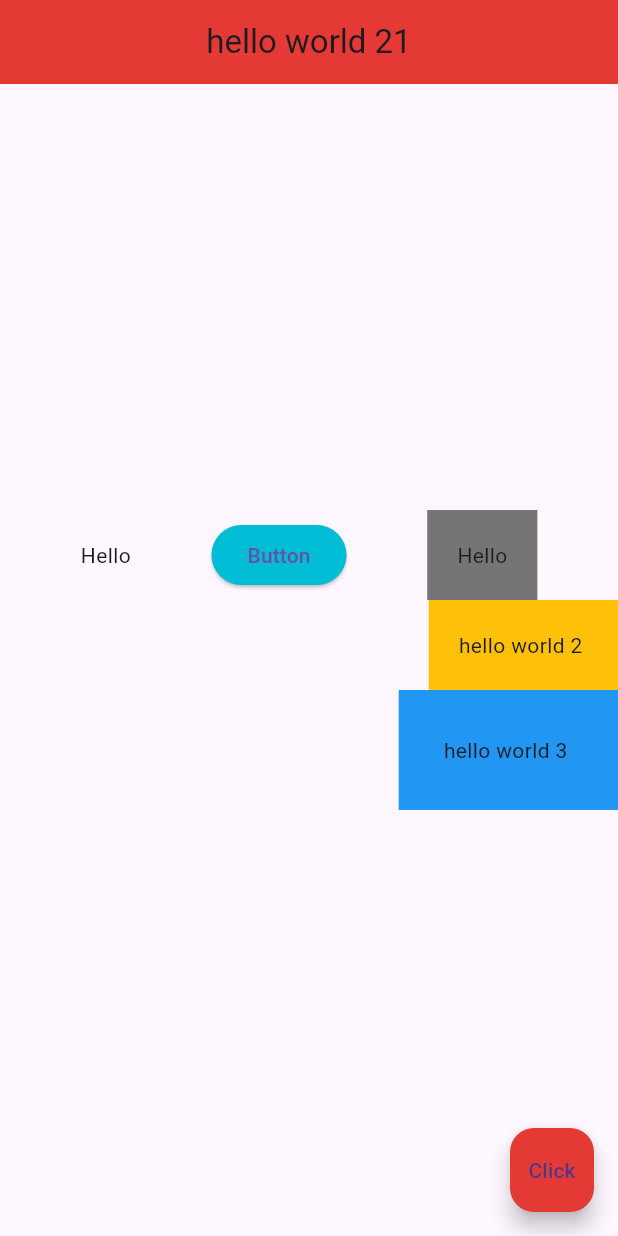
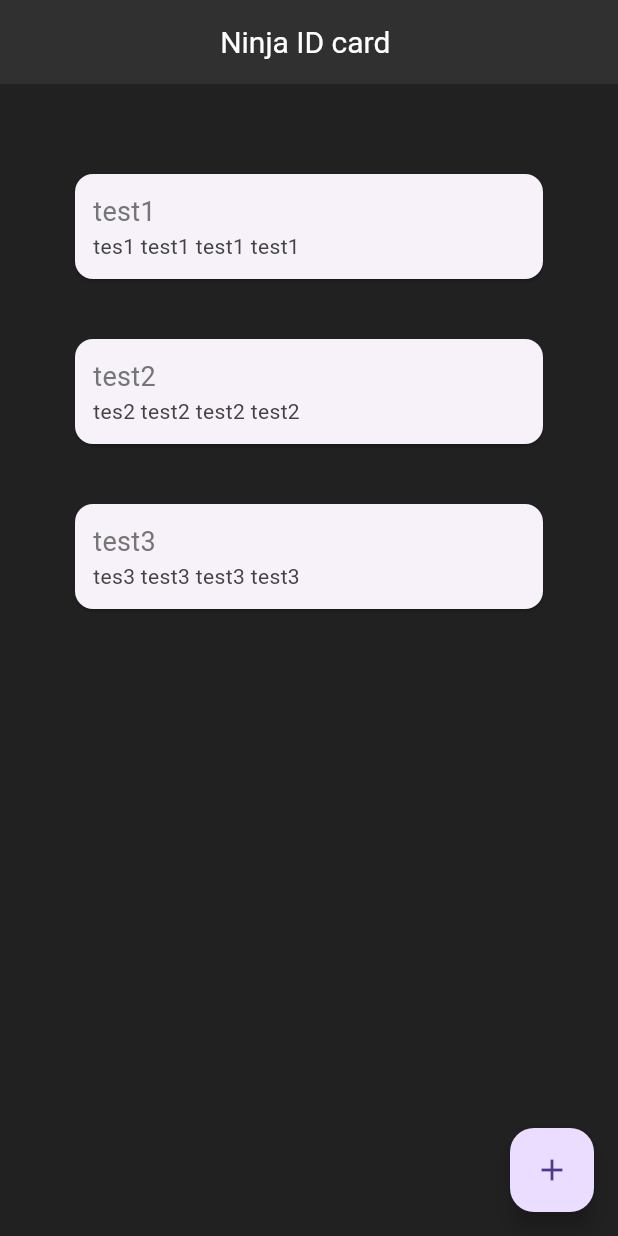
Before and after one commit to EN-MOHCINE/learn-flutter-, a Flutter app: the screen it shows after launch, on a phone screen of 412 x 824 dp. Run offline on Flutter 3.47's test engine with Material 3 defaults, Android fonts, the phone set to English and light mode, and no system bars.

Commit message:
Implement MyCard widget and add Quote class for displaying quotes

```diff
--- a/lib/main.dart
+++ b/lib/main.dart
@@ -1,114 +1,301 @@
 import 'package:flutter/material.dart';
+import 'quote.dart';
 
 void main() {
   runApp(
     MaterialApp(
       // home: Text  ("hello world 1 "),
-      home: Home(),
+      // home: Home(),
+      home: MyCard(),
     )
   );
 }
 
 
 
-class Home extends StatelessWidget {
+// class Home extends StatelessWidget {
+//   @override
+//   Widget build(BuildContext context) {
+//     return Scaffold(
+//         appBar: AppBar(
+//           title: Text("hello world 21"),
+//           centerTitle: true ,
+//           backgroundColor:Colors.red[600],
+//         ),
+//          body :Column(
+//           mainAxisAlignment: MainAxisAlignment.spaceEvenly,
+//           crossAxisAlignment: CrossAxisAlignment.center,
+//            children: [
+//              Row(
+//                   crossAxisAlignment:  CrossAxisAlignment.center,
+//                   mainAxisAlignment: MainAxisAlignment.spaceEvenly,
+//                   children: <Widget>[
+//                     Expanded(
+//                       flex: 2,
+//                         child: Container(
+//                         padding:EdgeInsets.all(20),
+//                         color: Colors.grey[600]  ,
+//                         child: Text("Hello"),
+//                       ),
+
+//                       ),
+//                     Expanded(
+//                       flex: 1,
+//                       child: ElevatedButton(
+//                         onPressed: (){},
+//                         style: ButtonStyle(backgroundColor: MaterialStateProperty.all(Colors.cyan)),
+//                         child: Text("Button") ,
+//                       ),
+//                     ),
+//                     Expanded(
+//                       flex: 2,
+//                       child: Container(
+//                         padding:EdgeInsets.all(20),
+//                         color: Colors.grey[600]  ,
+//                         child: Text("Hello"),
+//                       ),
+//                     ),
+
+//                   ],
+//               ) ,
+//              Container(
+//               padding: EdgeInsets.all(20),
+//               color: Colors.amber,
+//               child: Text("hello world 2 " ) ,
+//              ),
+//              Container(
+//               padding: EdgeInsets.all(30),
+//               color: Colors.blue,
+//               child: Text("hello world 3 " ) ,
+//              ),
+//              OutlinedButton(
+//               onPressed: () => print("hello"),
+
+//               child: Text("hello") ,
+//               )
+//            ],
+
+//          ) ,
+//         //  body :Container(
+//           // padding:EdgeInsets.fromLTRB(30, 10, 30, 10),
+//           // padding:EdgeInsets.symmetric(horizontal: 50,vertical: 100),
+//         //   padding:EdgeInsets.all(100),
+//           // alignment: Alignment.center,
+//         //   color: Colors.grey[600]  ,
+//         //   child: Text("Hello"),
+//         // ) ,
+
+//         // body: Center(
+
+//           // child : Icon(
+//           //   Icons.favorite ,
+//           //   color: Colors.red[600],
+//           //   size: 100,
+//           // )
+
+//           // child : IconButton(
+//           //   onPressed: () {
+//           //     print("hello world from button ");
+//           //   },
+//           //   icon: Icon(Icons.add) ,
+//           //   color: Colors.red[100],
+//           //   style:ButtonStyle(
+//           //     backgroundColor: MaterialStateProperty.all(Colors.red[600]) ,
+//           //   ),
+//           // )
+
+//           // child : ElevatedButton.icon(
+//           //   onPressed: () {
+//           //     print("hello world from button ");
+//           //   },
+//           //   icon: Icon(Icons.add) ,
+//           //   label: Text('test'),
+//           // )
+
+//           // child :Image.asset("assets/space (1).jpg")
+//           // child: Text(
+//           //   "hello world 31 ",
+//           //   style:TextStyle(
+//           //     fontSize: 40 ,
+//           //     fontWeight: FontWeight.bold ,
+//           //     fontFamily: "MyFirstFont",
+//           //     color: Colors.red[600]
+//           //     )
+//           // )
+//         //   ),
+//         floatingActionButton: FloatingActionButton(
+//           backgroundColor: Colors.red[600],
+//           onPressed: (){
+//             print("hello world 51 ");
+//           },
+//           child: Text("Click") ,
+//         ),
+//       );
+//   }
+// }
+
+
+
+
+class MyCard extends StatefulWidget {
+
+  @override
+  State<MyCard> createState() => _MyCardState();
+}
+
+class _MyCardState extends State<MyCard> {
+
+  int countlevel =0 ;
+  //random quotes
+  List<Quote> ninja = [
+    Quote(text: "test1", author: "tes1 test1 test1 test1"),
+    Quote(text: "test2", author: "tes2 test2 test2 test2"),
+    Quote(text: "test3", author: "tes3 test3 test3 test3"),
+    ] ;
+
+
+  // create template quotes
+  Widget quoteTemplate(quote){
+    return Card(
+      margin: EdgeInsets.all(20.0),
+      child: Padding(
+        padding: const EdgeInsets.all(12.0),
+        child: Column(
+          crossAxisAlignment: CrossAxisAlignment.stretch,
+          children: <Widget>[
+            Text(
+              quote.text,
+              style: TextStyle(
+                fontSize: 18.0,
+                color: Colors.grey[600],
+              ),
+            ),
+            Text(
+              quote.author,
+              style: TextStyle(
+                fontSize: 14.0,
+                color: Colors.grey[800],
+              ),
+            ),
+          ],
+        ),
+      )
+
+    ) ;
+
+  }
+
   @override
   Widget build(BuildContext context) {
     return Scaffold(
-        appBar: AppBar(
-          title: Text("hello world 21"),
-          centerTitle: true ,
-          backgroundColor:Colors.red[600],
+      backgroundColor: Colors.grey[900],
+      appBar:AppBar(
+        centerTitle: true,
+        elevation: 0.0,
+        title: Text('Ninja ID card ')  ,
+        backgroundColor: Colors.grey[850],
+        titleTextStyle: TextStyle(
+          color: Colors.white,
+          fontSize: 20.0 ,
         ),
-         body :Column(
-          mainAxisAlignment: MainAxisAlignment.center,
-          crossAxisAlignment: CrossAxisAlignment.end,
-           children: [
-             Row(
-                  crossAxisAlignment:  CrossAxisAlignment.center,
-                  mainAxisAlignment: MainAxisAlignment.spaceEvenly,
-                  children: <Widget>[
-                    Text("Hello"),
-                    ElevatedButton(
-                      onPressed: (){},
-                      style: ButtonStyle(backgroundColor: MaterialStateProperty.all(Colors.cyan)),
-                      child: Text("Button") ,
-                    ),
-                    Container(
-                      padding:EdgeInsets.all(20),
-                      color: Colors.grey[600]  ,
-                      child: Text("Hello"),
-                    ),
+      ) ,
+      floatingActionButton: FloatingActionButton(
+        onPressed: (){
+          setState(() {
+            countlevel++  ;
+          });
+        },
+        child: Icon(Icons.add)
+        ,
+      ),
+      body:Padding(
+        padding: EdgeInsets.fromLTRB(30.0, 40.0, 30.0,0.0),
 
-                  ],
-              ) ,
-             Container(
-              padding: EdgeInsets.all(20),
-              color: Colors.amber,
-              child: Text("hello world 2 " ) ,
-             ),
-             Container(
-              padding: EdgeInsets.all(30),
-              color: Colors.blue,
-              child: Text("hello world 3 " ) ,
-             ),
-           ],
+        child: Column(
+          crossAxisAlignment: CrossAxisAlignment.start,
+          //  using map methode
+         children: <Widget>[
+            ...ninja.map((ninja) => quoteTemplate(ninja)).toList()
+          ],
 
-         ) ,
-        //  body :Container(
-        //   // padding:EdgeInsets.fromLTRB(30, 10, 30, 10),
-        //   // padding:EdgeInsets.symmetric(horizontal: 50,vertical: 100),
-        //   padding:EdgeInsets.all(100),
-        //   // alignment: Alignment.center,
-        //   color: Colors.grey[600]  ,
-        //   child: Text("Hello"),
-        // ) ,
 
-        // body: Center(
+          // card
+          // children: <Widget>[
+          //   Center(
+          //     child: CircleAvatar(
+          //       radius: 40.0,
+          //       backgroundImage: AssetImage('assets/space (1).jpg'),
 
-        //   // child : Icon(
-        //   //   Icons.favorite ,
-        //   //   color: Colors.red[600],
-        //   //   size: 100,
-        //   // )
+          //       ),
+          //   ),
+          //   Divider(
+          //     height: 90.0,
+          //     color: Colors.grey[600],
+          //   )  ,
+          //   Text(
+          //     'Mohcine' ,
+          //     style: TextStyle(
+          //       color: Colors.grey[500],
+          //       fontSize: 15.0,
+          //       letterSpacing: 2.0,
+          //     ),
+          //   ) ,
+          //   SizedBox(height: 10.0,) ,
+          //   Text(
+          //     'Mohcine' ,
+          //     style: TextStyle(
+          //       color: Colors.amber,
+          //       fontWeight: FontWeight.bold,
+          //       fontSize: 40.0,
+          //       letterSpacing: 2.0,
+          //     ),
+          //   ) ,
+          //   SizedBox(height: 40.0,) ,
+          //   Text(
+          //     'curret ninja level'  ,
+          //     style: TextStyle(
+          //       color: Colors.grey[500],
+          //       fontSize: 15.0,
+          //       letterSpacing: 2.0,
+          //     ),
+          //   ) ,
+          //   SizedBox(height: 10.0,) ,
+          //   Text(
+          //     '$countlevel' ,
+          //     style: TextStyle(
+          //       color: Colors.amber,
+          //       fontWeight: FontWeight.bold,
+          //       fontSize: 40.0,
+          //       letterSpacing: 2.0,
 
-        //   // child : IconButton(
-        //   //   onPressed: () {
-        //   //     print("hello world from button ");
-        //   //   },
-        //   //   icon: Icon(Icons.add) ,
-        //   //   color: Colors.red[100],
-        //   //   style:ButtonStyle(
-        //   //     backgroundColor: MaterialStateProperty.all(Colors.red[600]) ,
-        //   //   ),
-        //   // )
+          //     ),
+          //   ) ,
+          //   SizedBox(height: 40.0,) ,
+          //   Row(
+          //     children: <Widget>[
+          //     Icon( Icons.email,color: Colors.grey[400],),
+          //     SizedBox(width: 10.0,),
+          //     Text(
+          //       'mehello@example.com' ,
+          //       style: TextStyle(
+          //         color: Colors.grey[500],
+          //         fontSize: 15.0,
+          //         letterSpacing: 2.0,
+          //       ),
+          //       )
+          //   ])
 
-        //   // child : ElevatedButton.icon(
-        //   //   onPressed: () {
-        //   //     print("hello world from button ");
-        //   //   },
-        //   //   icon: Icon(Icons.add) ,
-        //   //   label: Text('test'),
-        //   // )
 
-        //   // child :Image.asset("assets/space (1).jpg")
-        //   // child: Text(
-        //   //   "hello world 31 ",
-        //   //   style:TextStyle(
-        //   //     fontSize: 40 ,
-        //   //     fontWeight: FontWeight.bold ,
-        //   //     fontFamily: "MyFirstFont",
-        //   //     color: Colors.red[600]
-        //   //     )
-        //   // )
-        //   ),
-        floatingActionButton: FloatingActionButton(
-          backgroundColor: Colors.red[600],
-          onPressed: (){
-            print("hello world 51 ");
-          },
-          child: Text("Click") ,
+          // ]
+
+
         ),
-      );
+
+
+
+
+      ) ,
+
+    );
   }
 }
--- /dev/null
+++ b/lib/quote.dart
@@ -0,0 +1,8 @@
+class Quote {
+  String text;
+  String author;
+
+  Quote({required this.text, required this.author});
+
+
+}
```
